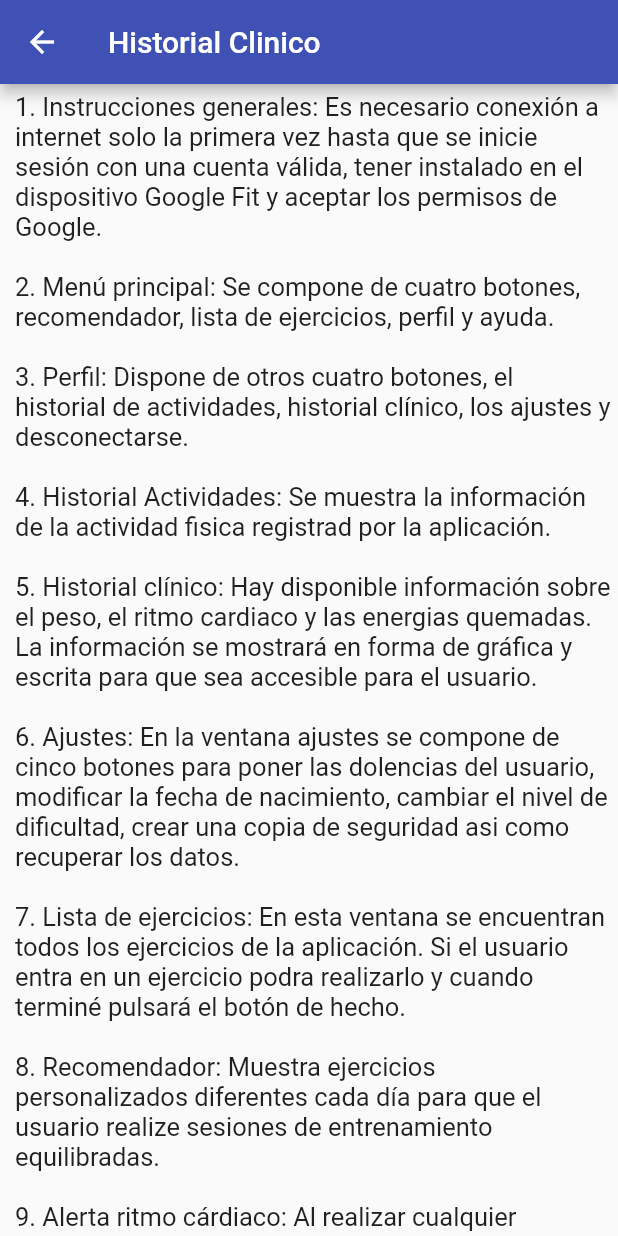
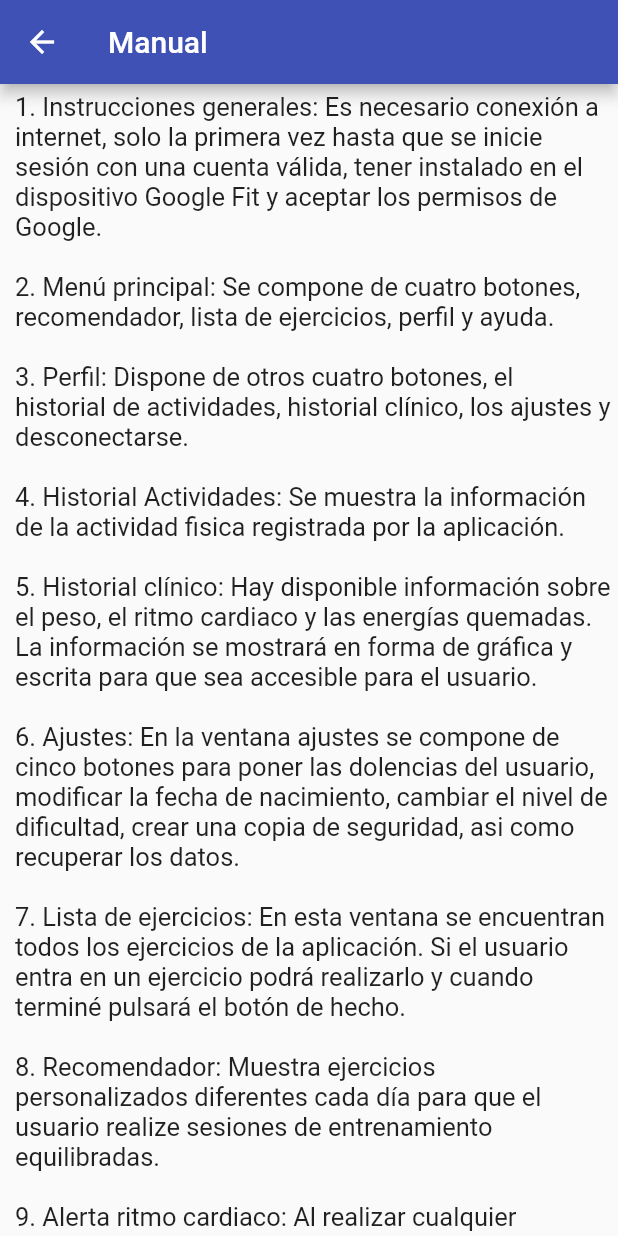
Before and after one commit to jrecaspiorno/once-trainer, a Flutter app: the MyHelp screen opened directly, on a phone screen of 412 x 824 dp. Run offline on Flutter 3.47's test engine with Material 2 defaults, Android fonts, the light colour scheme and no system bars; our stand-ins replace audioplayers, charts_flutter, firebase_auth, font_awesome_flutter, get_it, google_sign_in and 5 more; missing offline and left inert: dart:ffi, googleapis, health, translator; accounts and stored records are empty; generated files the repository leaves out were written again.

Commit message:
Manual terminado

```diff
--- a/lib/Ayuda/ayuda.dart
+++ b/lib/Ayuda/ayuda.dart
@@ -11,7 +11,7 @@ class MyHelp extends StatelessWidget {
         leading: BackButton(
           onPressed: _navigationService.goBack,
         ),
-        title: Text("Historial Clinico"),
+        title: Text("Manual"),
         backgroundColor: Colors.indigo,
       ),
 
@@ -21,17 +21,17 @@ class MyHelp extends StatelessWidget {
         child: ListView(
 
           children:  <Widget>[
-            Text('1. Instrucciones generales: Es necesario conexión a internet solo la primera vez hasta que se inicie sesión con una cuenta válida, '
+            Text('1. Instrucciones generales: Es necesario conexión a internet, solo la primera vez hasta que se inicie sesión con una cuenta válida, '
                   'tener instalado en el dispositivo Google Fit y aceptar los permisos de Google.\n', style: TextStyle(fontSize: 17)),
             Text( '2. Menú principal: Se compone de cuatro botones, recomendador, lista de ejercicios, perfil y ayuda.\n', style: TextStyle(fontSize: 17)),
             Text( '3. Perfil: Dispone de otros cuatro botones, el historial de actividades, historial clínico, los ajustes y desconectarse.\n', style: TextStyle(fontSize: 17)),
-            Text( '4. Historial Actividades: Se muestra la información de la actividad fisica registrad por la aplicación.\n', style: TextStyle(fontSize: 17)),
-            Text(  '5. Historial clínico: Hay disponible información sobre el peso, el ritmo cardiaco y las energias quemadas. La información se mostrará en forma de gráfica y escrita para que sea accesible para el usuario.\n', style: TextStyle(fontSize: 17)),
+            Text( '4. Historial Actividades: Se muestra la información de la actividad fisica registrada por la aplicación.\n', style: TextStyle(fontSize: 17)),
+            Text(  '5. Historial clínico: Hay disponible información sobre el peso, el ritmo cardiaco y las energías quemadas. La información se mostrará en forma de gráfica y escrita para que sea accesible para el usuario.\n', style: TextStyle(fontSize: 17)),
             Text('6. Ajustes: En la ventana ajustes se compone de cinco botones para poner las dolencias del usuario, modificar la fecha de nacimiento, cambiar el nivel de dificultad, '
-                   'crear una copia de seguridad asi como recuperar los datos.\n', style: TextStyle(fontSize: 17)),
-            Text(  '7. Lista de ejercicios: En esta ventana se encuentran todos los ejercicios de la aplicación. Si el usuario entra en un ejercicio podra realizarlo y cuando terminé pulsará el botón de hecho.\n', style: TextStyle(fontSize: 17)),
+                   'crear una copia de seguridad, asi como recuperar los datos.\n', style: TextStyle(fontSize: 17)),
+            Text(  '7. Lista de ejercicios: En esta ventana se encuentran todos los ejercicios de la aplicación. Si el usuario entra en un ejercicio podrá realizarlo y cuando terminé pulsará el botón de hecho.\n', style: TextStyle(fontSize: 17)),
             Text( '8. Recomendador: Muestra ejercicios personalizados diferentes cada día para que el usuario realize sesiones de entrenamiento equilibradas.\n', style: TextStyle(fontSize: 17)),
-            Text( '9. Alerta ritmo cárdiaco: Al realizar cualquier ejercicio si el usuario supera su frecuencia máxima cardiaca saltará una alerta, tanto visual como sonora, para que el usuario reduzca la actividad física.\n', style: TextStyle(fontSize: 17)),
+            Text( '9. Alerta ritmo cardiaco: Al realizar cualquier ejercicio si el usuario supera su frecuencia máxima cardiaca saltará una alerta, tanto visual como sonora, para que el usuario reduzca la actividad física.\n', style: TextStyle(fontSize: 17)),
           ]
         ),
       )
```
